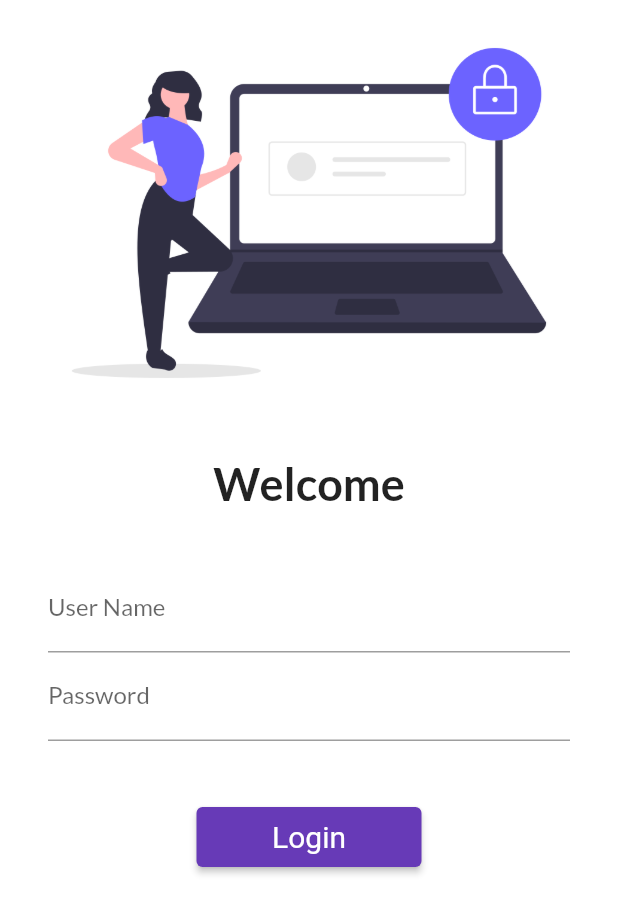
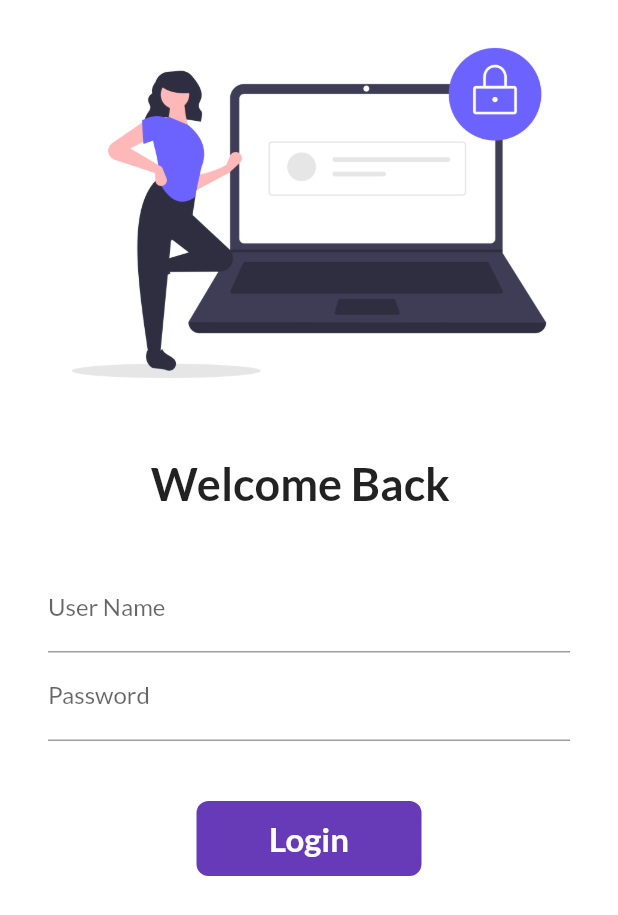
Before and after one commit to umer697/flutter_catalog, a Flutter app: the screen it shows after launch, on a phone screen of 412 x 824 dp. Shown: the top 915 px of the screen. Run offline on Flutter 3.47's test engine with Material 2 defaults, Android fonts, the phone set to English and light mode, and no system bars; our stand-ins replace google_fonts.

Commit message:
day 6 completed

```diff
--- a/lib/pages/login_page.dart
+++ b/lib/pages/login_page.dart
@@ -1,9 +1,15 @@
-import 'dart:ui';
-
 import 'package:flutter/material.dart';
 import 'package:flutter_application_1/utils/routes.dart';
 
-class loginPage extends StatelessWidget {
+class loginPage extends StatefulWidget {
+  @override
+  State<loginPage> createState() => _loginPageState();
+}
+
+class _loginPageState extends State<loginPage> {
+  String name = "";
+  bool changeButton = false;
+
   @override
   Widget build(BuildContext context) {
     return Material(
@@ -20,7 +26,7 @@ class loginPage extends StatelessWidget {
               height: 20.0,
             ),
             Text(
-              "Welcome",
+              "Welcome Back $name ",
               style: TextStyle(
                 fontSize: 30,
                 fontWeight: FontWeight.bold,
@@ -39,6 +45,10 @@ class loginPage extends StatelessWidget {
                       hintText: "Enter UserName",
                       labelText: "User Name",
                     ),
+                    onChanged: (value) {
+                      name = value;
+                      setState(() {});
+                    },
                   ),
                   TextFormField(
                     obscureText: true,
@@ -50,15 +60,47 @@ class loginPage extends StatelessWidget {
                   SizedBox(
                     height: 40.0,
                   ),
-                  ElevatedButton(
-                    onPressed: () {
-                      Navigator.pushNamed(context, MyRoutes.homeRoute);
+                  InkWell(
+                    onTap: () async {
+                      changeButton = true;
+                      await Future.delayed(Duration(seconds: 1));
+                      // Navigator.pushNamed(context, MyRoutes.homeRoute);
                     },
-                    child: Text("Login"),
-                    style: TextButton.styleFrom(
-                        minimumSize: Size(150, 40),
-                        textStyle: TextStyle(fontSize: 20)),
+                    child: AnimatedContainer(
+                      duration: Duration(seconds: 1),
+                      width: changeButton ? 50 : 150,
+                      height: 50,
+                      alignment: Alignment.center,
+                      child: changeButton
+                          ? Icon(
+                              Icons.done,
+                              color: Colors.white,
+                            )
+                          : Text(
+                              "Login",
+                              style: TextStyle(
+                                fontSize: 22,
+                                color: Colors.white,
+                                fontWeight: FontWeight.bold,
+                              ),
+                            ),
+                      decoration: BoxDecoration(
+                          color: Colors.deepPurple,
+                          // shape: changeButton? BoxShape.circle : BoxShape.rectangle,
+                          borderRadius:
+                              BorderRadius.circular(changeButton ? 50 : 8)),
+                    ),
                   )
+
+                  // ElevatedButton(
+                  //   onPressed: () {
+                  //     Navigator.pushNamed(context, MyRoutes.homeRoute);
+                  //   },
+                  //   child: Text("Login"),
+                  //   style: TextButton.styleFrom(
+                  //       minimumSize: Size(150, 40),
+                  //       textStyle: TextStyle(fontSize: 20)),
+                  // )
                 ],
               ),
             )
```
